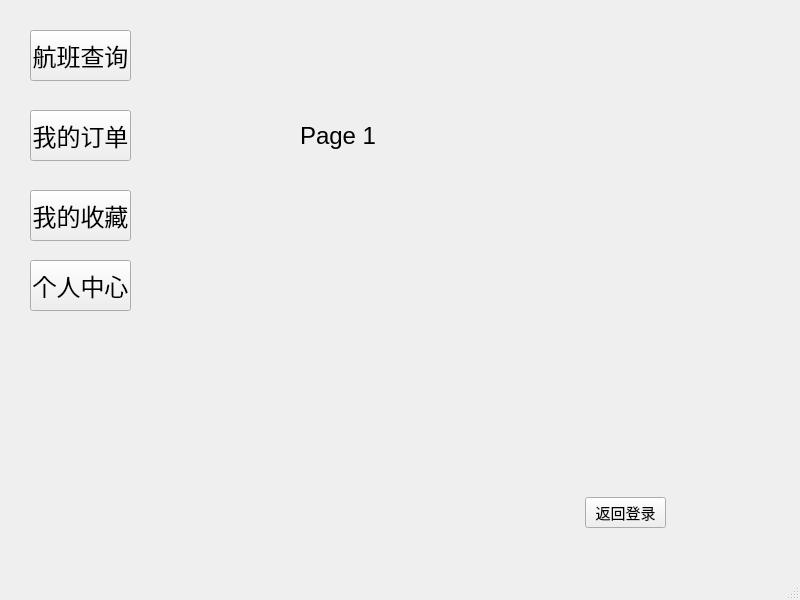
Old version of the form mainwindow.ui in the repository ImmortalWatcher/Flient_Management.
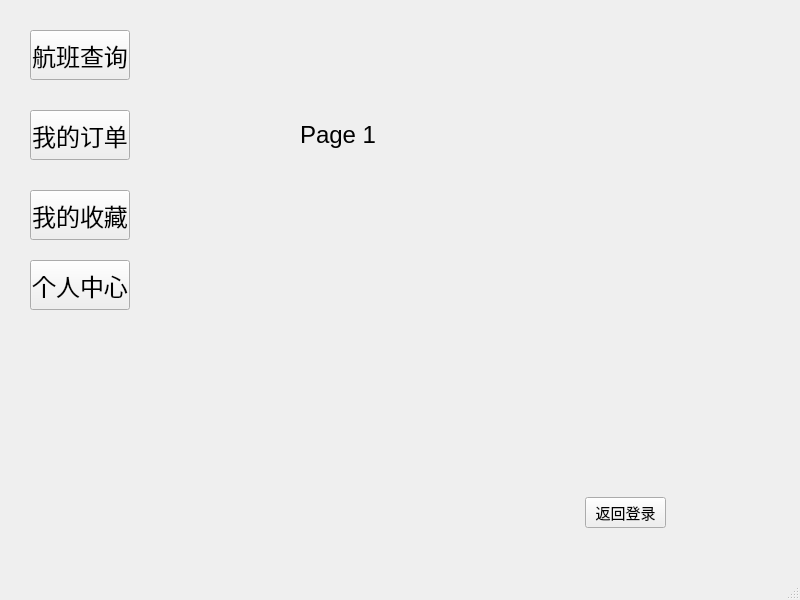
New version of the form.

```diff
--- a/mainwindow.ui
+++ b/mainwindow.ui
@@ -31,8 +31,8 @@
      <rect>
       <x>150</x>
       <y>20</y>
-      <width>491</width>
-      <height>311</height>
+      <width>490</width>
+      <height>310</height>
      </rect>
     </property>
     <property name="currentIndex">
@@ -44,8 +44,8 @@
        <rect>
         <x>150</x>
         <y>90</y>
-        <width>81</width>
-        <height>51</height>
+        <width>80</width>
+        <height>50</height>
        </rect>
       </property>
       <property name="font">
@@ -124,8 +124,8 @@
      <rect>
       <x>30</x>
       <y>30</y>
-      <width>101</width>
-      <height>51</height>
+      <width>100</width>
+      <height>50</height>
      </rect>
     </property>
     <property name="font">
@@ -142,8 +142,8 @@
      <rect>
       <x>30</x>
       <y>260</y>
-      <width>101</width>
-      <height>51</height>
+      <width>100</width>
+      <height>50</height>
      </rect>
     </property>
     <property name="font">
@@ -160,8 +160,8 @@
      <rect>
       <x>30</x>
       <y>190</y>
-      <width>101</width>
-      <height>51</height>
+      <width>100</width>
+      <height>50</height>
      </rect>
     </property>
     <property name="font">
@@ -178,8 +178,8 @@
      <rect>
       <x>30</x>
       <y>110</y>
-      <width>101</width>
-      <height>51</height>
+      <width>100</width>
+      <height>50</height>
      </rect>
     </property>
     <property name="font">
```
Left out of the diff: 2 changed lines with no effect on the pictures.
